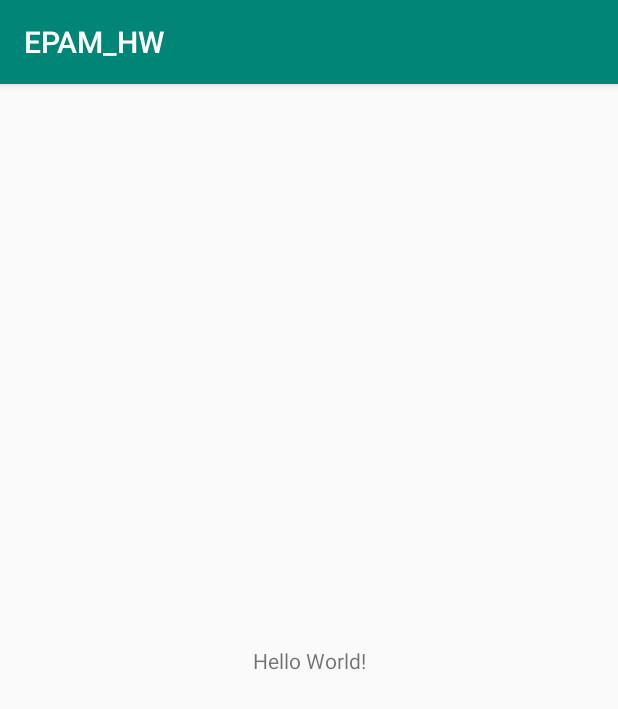
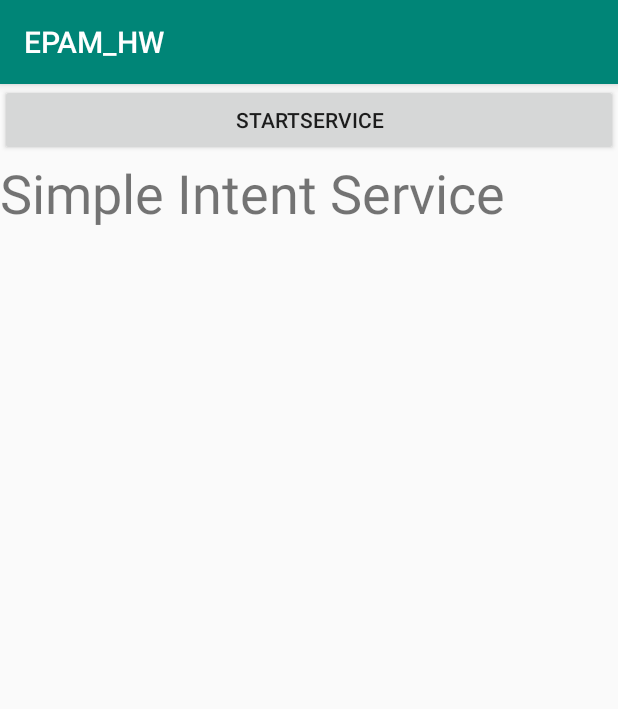
Before and after one commit to AntonLiaskevich/EPAM_HW, an Android app: the screen it shows after launch (MainActivity), on a phone screen of 412 x 824 dp. Shown: the top 709 px of the screen. Run offline under Robolectric (Android 15) with nearby library versions, the phone set to English and light mode, and no system bars.

Commit message:
added Intent Service and BroadcastReceiver

```diff
--- a/app/src/main/AndroidManifest.xml
+++ b/app/src/main/AndroidManifest.xml
@@ -16,6 +16,7 @@
                 <category android:name="android.intent.category.LAUNCHER" />
             </intent-filter>
         </activity>
+        <service android:name=".MyService"/>
     </application>
 
 </manifest>
--- a/app/src/main/java/com/example/user/epam_hw/MainActivity.java
+++ b/app/src/main/java/com/example/user/epam_hw/MainActivity.java
@@ -1,23 +1,63 @@
 package com.example.user.epam_hw;
 
+import android.content.Intent;
+import android.content.IntentFilter;
+import android.os.Bundle;
 import android.support.v7.app.AppCompatActivity;
-import android.os.Bundle;
-import android.widget.Toast;
+import android.view.View;
+import android.widget.Button;
+import android.widget.TextView;
+
 public class MainActivity extends AppCompatActivity {
+    public static final String CURRENT_COLOR = "currentColor";
+    private MyBroadcastReceiver myBroadcastReceiver;
+    private TextView textView;
+    private Button startServiceButton;
 
     @Override
     protected void onCreate(Bundle savedInstanceState) {
         super.onCreate(savedInstanceState);
         setContentView(R.layout.activity_main);
-        Toast.makeText(getApplicationContext(), "first feature2", Toast.LENGTH_LONG).show();
-        Toast.makeText(getApplicationContext(), "second feature2", Toast.LENGTH_LONG).show();
-        Toast.makeText(getApplicationContext(), "first feature1", Toast.LENGTH_LONG).show();
-        Toast.makeText(getApplicationContext(), "second feature1", Toast.LENGTH_LONG).show();
-        Toast.makeText(getApplicationContext(), "third feature1", Toast.LENGTH_LONG).show();
+        initialiseView();
+        registerBroadcastReceiver();
+    }
 
+    private void registerBroadcastReceiver() {
+        myBroadcastReceiver = new MyBroadcastReceiver(textView);
+        IntentFilter intentFilter = new IntentFilter(MyService.ACTION_CHANGE_COLOR);
+        intentFilter.addCategory(Intent.CATEGORY_DEFAULT);
+        registerReceiver(myBroadcastReceiver, intentFilter);
+    }
 
-        Toast.makeText(getApplicationContext(), "third feature2", Toast.LENGTH_LONG).show();
+    private void initialiseView() {
+        textView = findViewById(R.id.counterTextView);
+        startServiceButton = findViewById(R.id.startServiceButton);
+    }
 
-        Toast.makeText(getApplicationContext(), "using stash", Toast.LENGTH_LONG).show();
+    @Override
+    protected void onDestroy() {
+        super.onDestroy();
+
+        unregisterReceiver(myBroadcastReceiver);
+    }
+
+    @Override
+    public void onSaveInstanceState(Bundle outState) {
+        super.onSaveInstanceState(outState);
+
+        outState.putString(CURRENT_COLOR, textView.getText().toString());
+    }
+
+    @Override
+    protected void onRestoreInstanceState(Bundle savedInstanceState) {
+        super.onRestoreInstanceState(savedInstanceState);
+
+        textView.setText(savedInstanceState.getString(CURRENT_COLOR));
+    }
+
+    public void startService(View v) {
+        Intent myService = new Intent(this, MyService.class);
+        startService(myService.putExtra(MyService.START_SERVICE, true));
+        startServiceButton.setEnabled(false);
     }
 }
--- /dev/null
+++ b/app/src/main/java/com/example/user/epam_hw/MyBroadcastReceiver.java
@@ -0,0 +1,20 @@
+package com.example.user.epam_hw;
+
+import android.content.BroadcastReceiver;
+import android.content.Context;
+import android.content.Intent;
+import android.widget.TextView;
+
+class MyBroadcastReceiver extends BroadcastReceiver {
+    TextView textView;
+
+    MyBroadcastReceiver(TextView textView) {
+        this.textView = textView;
+    }
+
+    @Override
+    public void onReceive(Context context, Intent intent) {
+        int currentColor = intent.getIntExtra(MyService.COLORS_OF_BACKGROUND,0);
+        textView.setBackgroundColor(currentColor);
+    }
+}
--- a/app/src/main/res/layout/activity_main.xml
+++ b/app/src/main/res/layout/activity_main.xml
@@ -6,13 +6,20 @@
     android:layout_height="match_parent"
     tools:context=".MainActivity">
 
+    <Button
+        android:id="@+id/startServiceButton"
+        android:layout_width="match_parent"
+        android:layout_height="wrap_content"
+        android:onClick="startService"
+        android:text="@string/start_service" />
+
     <TextView
-        android:layout_width="wrap_content"
-        android:layout_height="wrap_content"
-        android:text="Hello World!"
-        app:layout_constraintBottom_toBottomOf="parent"
-        app:layout_constraintLeft_toLeftOf="parent"
-        app:layout_constraintRight_toRightOf="parent"
-        app:layout_constraintTop_toTopOf="parent" />
+        android:id="@+id/counterTextView"
+        android:layout_width="match_parent"
+        android:layout_height="456dp"
+        android:text="@string/simple_intentService"
+        android:textSize="36sp"
+        app:layout_constraintTop_toBottomOf="@id/startServiceButton" />
+
 
 </android.support.constraint.ConstraintLayout>
--- a/app/src/main/res/values/strings.xml
+++ b/app/src/main/res/values/strings.xml
@@ -1,3 +1,5 @@
 <resources>
     <string name="app_name">EPAM_HW</string>
+    <string name="start_service">startService</string>
+    <string name="simple_intentService">Simple Intent Service</string>
 </resources>
```
Also changed, not shown: app/src/main/java/com/example/user/epam_hw/MyService.java (added, +46 -0 lines).
